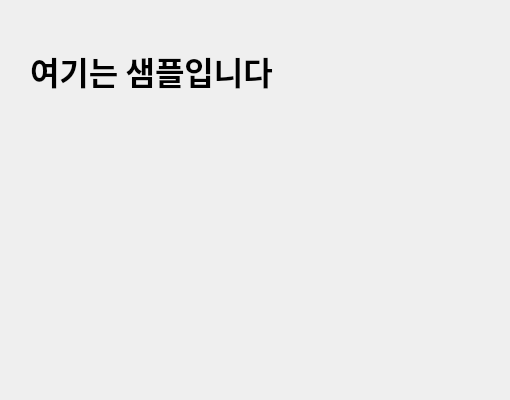
codemake6914/python250318, file DemoForm.ui: the form before one commit.
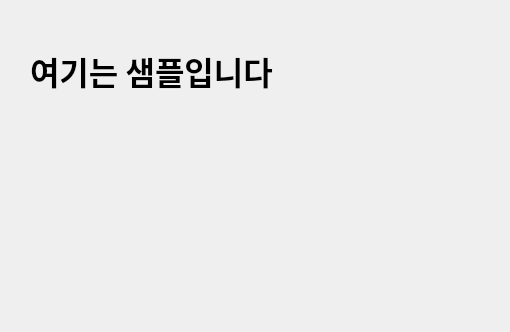
The form after the commit.

Commit message: GUI연습2

```diff
--- a/DemoForm.ui
+++ b/DemoForm.ui
@@ -7,7 +7,7 @@
     <x>0</x>
     <y>0</y>
     <width>510</width>
-    <height>400</height>
+    <height>332</height>
    </rect>
   </property>
   <property name="windowTitle">
```
The commit also changes 2 other files.
